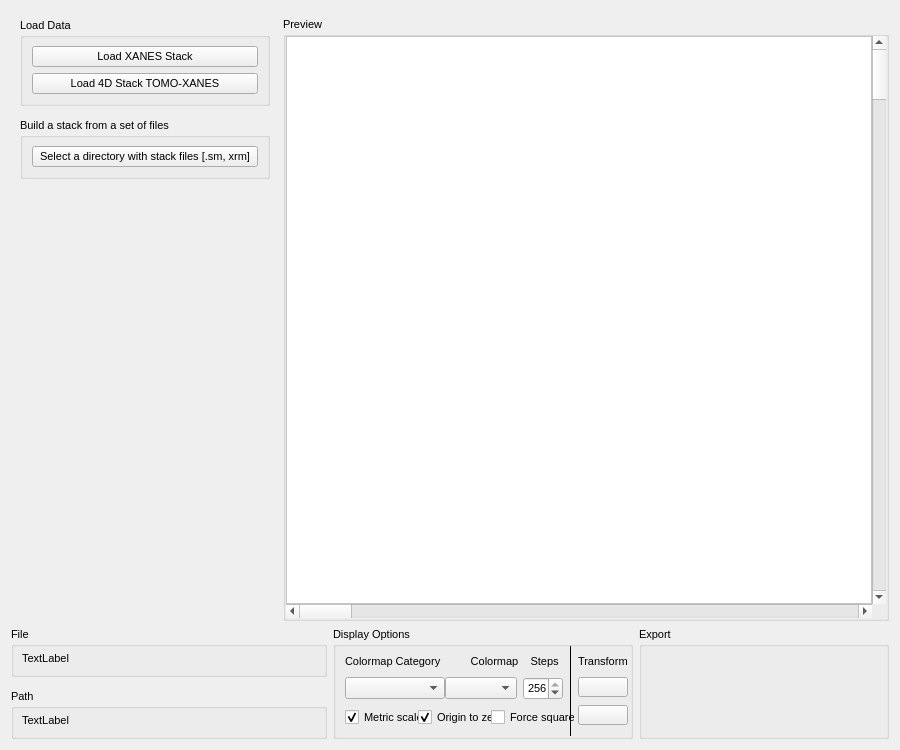
Qt form pageloaddata.ui (mlerotic/spectromicroscopy) before a commit.
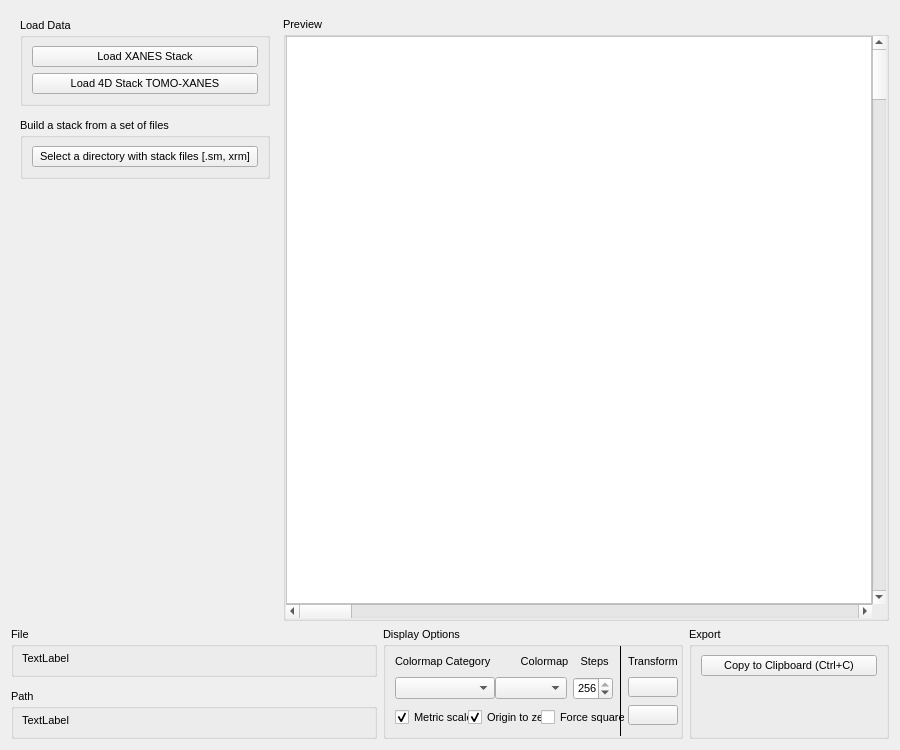
The same form after that commit. Icons and pictures are not drawn. Custom widgets are drawn as their Qt base class.

Commit message: PageLoadData & PageMap: Copy scence to clipboard via button and Ctrl+C!

Diff of the .ui file:
```diff
--- a/pageloaddata.ui
+++ b/pageloaddata.ui
@@ -317,25 +317,6 @@
      <property name="spacing">
       <number>6</number>
      </property>
-     <item row="0" column="2">
-      <widget class="QGroupBox" name="groupBox_2">
-       <property name="maximumSize">
-        <size>
-         <width>250</width>
-         <height>16777215</height>
-        </size>
-       </property>
-       <property name="font">
-        <font>
-         <family>Ubuntu</family>
-         <pointsize>8</pointsize>
-        </font>
-       </property>
-       <property name="title">
-        <string>Export</string>
-       </property>
-      </widget>
-     </item>
      <item row="0" column="0">
       <layout class="QVBoxLayout" name="verticalLayout_4">
        <property name="spacing">
@@ -447,6 +428,81 @@
        </item>
       </layout>
      </item>
+     <item row="0" column="2">
+      <widget class="QGroupBox" name="groupBox_2">
+       <property name="sizePolicy">
+        <sizepolicy hsizetype="Maximum" vsizetype="Maximum">
+         <horstretch>0</horstretch>
+         <verstretch>0</verstretch>
+        </sizepolicy>
+       </property>
+       <property name="maximumSize">
+        <size>
+         <width>200</width>
+         <height>300</height>
+        </size>
+       </property>
+       <property name="font">
+        <font>
+         <family>Ubuntu</family>
+         <pointsize>8</pointsize>
+        </font>
+       </property>
+       <property name="title">
+        <string>Export</string>
+       </property>
+       <layout class="QVBoxLayout" name="verticalLayout_10">
+        <property name="spacing">
+         <number>0</number>
+        </property>
+        <property name="leftMargin">
+         <number>9</number>
+        </property>
+        <property name="topMargin">
+         <number>0</number>
+        </property>
+        <property name="rightMargin">
+         <number>9</number>
+        </property>
+        <property name="bottomMargin">
+         <number>0</number>
+        </property>
+        <item>
+         <layout class="QGridLayout" name="gridLayout_3">
+          <property name="sizeConstraint">
+           <enum>QLayout::SetDefaultConstraint</enum>
+          </property>
+          <property name="topMargin">
+           <number>9</number>
+          </property>
+          <property name="spacing">
+           <number>0</number>
+          </property>
+          <item row="0" column="0">
+           <widget class="QPushButton" name="pb_copy">
+            <property name="text">
+             <string>Copy to Clipboard (Ctrl+C)</string>
+            </property>
+           </widget>
+          </item>
+         </layout>
+        </item>
+        <item>
+         <spacer name="verticalSpacer_2">
+          <property name="orientation">
+           <enum>Qt::Vertical</enum>
+          </property>
+          <property name="sizeHint" stdset="0">
+           <size>
+            <width>20</width>
+            <height>40</height>
+           </size>
+          </property>
+         </spacer>
+        </item>
+       </layout>
+      </widget>
+     </item>
      <item row="0" column="1">
       <widget class="QGroupBox" name="DisplayOptions">
        <property name="sizePolicy">
```
The commit also changes 2 other files.
